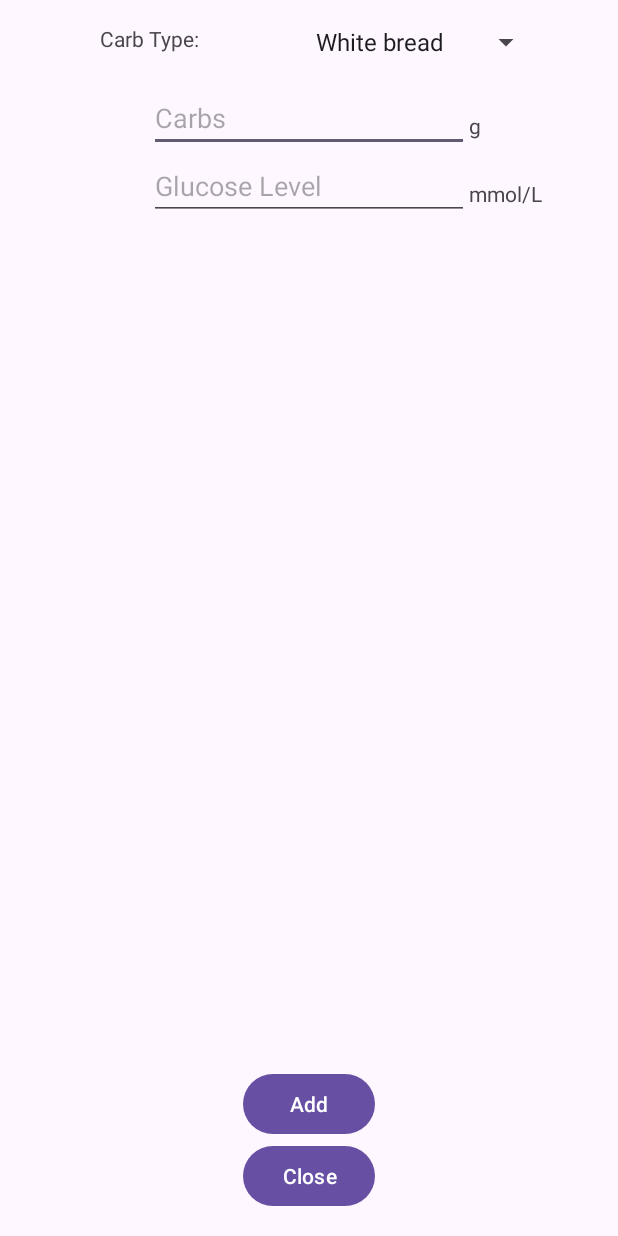
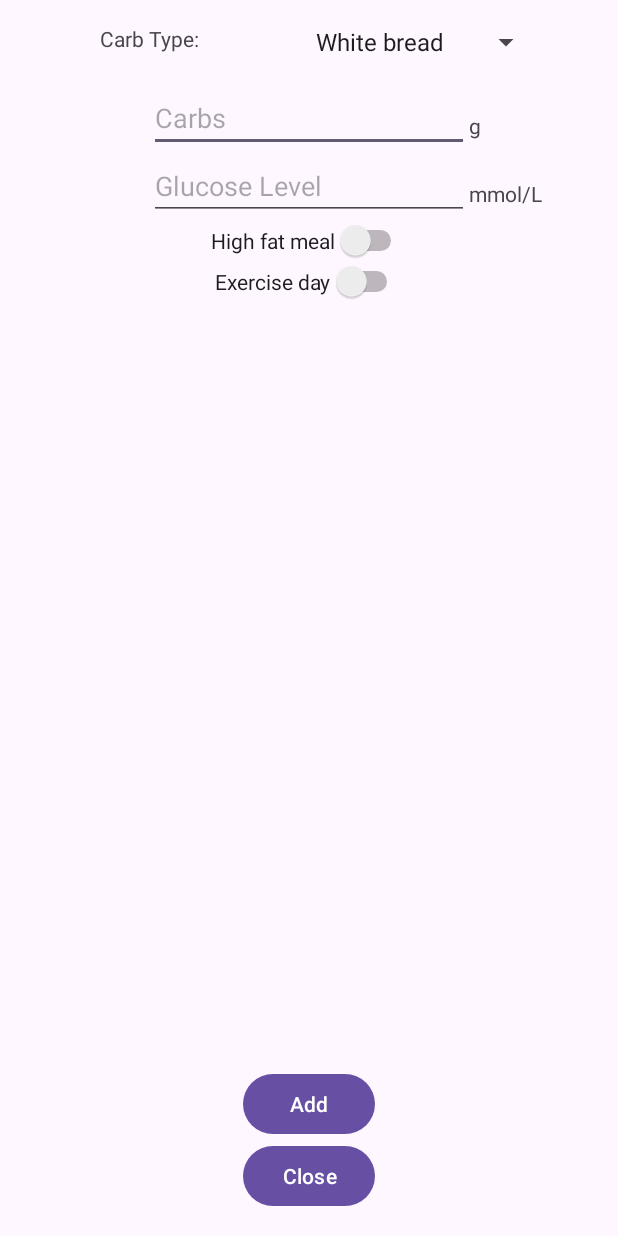
Before and after one commit to BillyGTCarlyle/DiabetesDB, an Android app: the AddMealActivity screen opened directly, with no data from a screen before it, on a phone screen of 412 x 824 dp. Run offline under Robolectric (Android 15) with nearby library versions, the phone set to English and light mode, and no system bars.

Commit message:
Added switches for extra meal details.

```diff
--- a/app/src/main/java/com/billycarlyle/diabetesdb/AddMealActivity.java
+++ b/app/src/main/java/com/billycarlyle/diabetesdb/AddMealActivity.java
@@ -13,6 +13,7 @@ import android.widget.AutoCompleteTextView;
 import android.widget.Button;
 import android.widget.EditText;
 import android.widget.Spinner;
+import android.widget.Switch;
 import android.widget.Toast;
 
 import androidx.annotation.Nullable;
@@ -33,6 +34,10 @@ public class AddMealActivity extends AppCompatActivity {
         EditText editCarbCount = (EditText) findViewById(R.id.editCarbCount);
         EditText editGlucoseLevel = (EditText) findViewById(R.id.editGlucoseLevel);
 
+        //setup switches
+        Switch swHighFat = (Switch) findViewById(R.id.swHighFat);
+        Switch swExerciseDay = (Switch) findViewById(R.id.swExerciseDay);
+
         ArrayAdapter<String> adapter = new ArrayAdapter<String>(this,
                 android.R.layout.simple_spinner_item, CARBS);
         Spinner editCarbType = (Spinner) findViewById(R.id.editCarbType);
@@ -46,8 +51,10 @@ public class AddMealActivity extends AppCompatActivity {
                     String carbType = editCarbType.getSelectedItem().toString();
                     float carbCount = Float.valueOf(editCarbCount.getText().toString());
                     float glucoseLevel = Float.valueOf(editGlucoseLevel.getText().toString());
+                    boolean highFat = swHighFat.isChecked();
+                    boolean exerciseDay = swExerciseDay.isChecked();
                     InsertAsyncTask insertAsyncTask = new InsertAsyncTask();
-                    Meal meal = new Meal(carbType, carbCount, glucoseLevel, false, false);
+                    Meal meal = new Meal(carbType, carbCount, glucoseLevel, highFat, exerciseDay);
                     insertAsyncTask.execute(meal);
                     Log.d("DATABASE", "Added new meal to db");
                     showToast("Meal added to database.");
@@ -91,7 +98,7 @@ public class AddMealActivity extends AppCompatActivity {
     }
 
     public void showToast(String message){
-        int duration = Toast.LENGTH_SHORT;
+        int duration = Toast.LENGTH_LONG;
 
         Toast toast = Toast.makeText(this,message,duration);
         toast.show();
--- a/app/src/main/java/com/billycarlyle/diabetesdb/MealDatabase.java
+++ b/app/src/main/java/com/billycarlyle/diabetesdb/MealDatabase.java
@@ -38,10 +38,6 @@ public abstract class MealDatabase extends RoomDatabase {
             databaseWriteExecutor.execute(() ->{
                     MealDao dao = mealDatabase.mealDao();
                     dao.deleteAll();
-
-                    Meal meal = new Meal("White bread", 20, 5.4f,false,false);
-                    dao.insert(meal);
-                    System.out.println("Database populated.");
             });
         }
     };
--- a/app/src/main/res/layout/activity_addmeal.xml
+++ b/app/src/main/res/layout/activity_addmeal.xml
@@ -21,8 +21,8 @@
         android:layout_height="wrap_content"
         android:layout_marginTop="16dp"
         android:ems="10"
+        app:layout_constraintEnd_toEndOf="parent"
         app:layout_constraintStart_toEndOf="@+id/lblCarbType"
-        app:layout_constraintEnd_toEndOf="parent"
         app:layout_constraintTop_toTopOf="parent" />
 
     <EditText
@@ -87,4 +87,23 @@
         app:layout_constraintBottom_toBottomOf="@+id/editGlucoseLevel"
         app:layout_constraintStart_toEndOf="@+id/editGlucoseLevel" />
 
+    <Switch
+        android:id="@+id/swHighFat"
+        android:layout_width="wrap_content"
+        android:layout_height="wrap_content"
+        android:text="High fat meal"
+        app:layout_constraintEnd_toEndOf="parent"
+        app:layout_constraintHorizontal_bias="0.5"
+        app:layout_constraintStart_toStartOf="parent"
+        app:layout_constraintTop_toBottomOf="@+id/editGlucoseLevel" />
+
+    <Switch
+        android:id="@+id/swExerciseDay"
+        android:layout_width="wrap_content"
+        android:layout_height="wrap_content"
+        android:text="Exercise day"
+        app:layout_constraintEnd_toEndOf="parent"
+        app:layout_constraintStart_toStartOf="parent"
+        app:layout_constraintTop_toBottomOf="@+id/swHighFat" />
+
 </androidx.constraintlayout.widget.ConstraintLayout>
```
